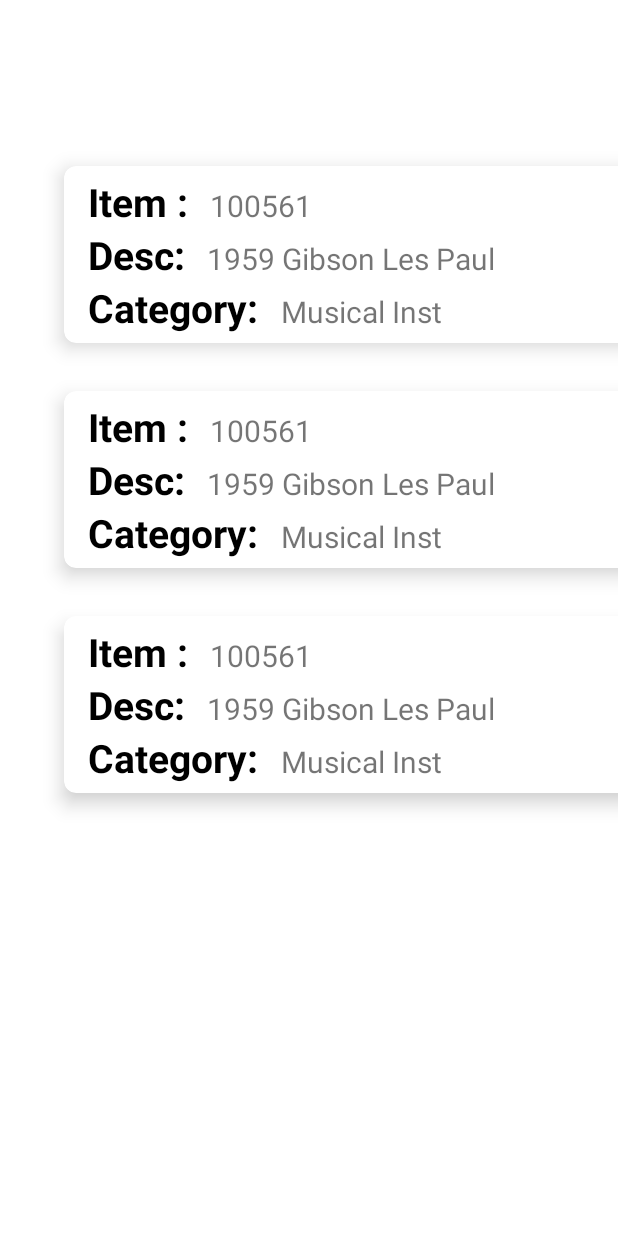
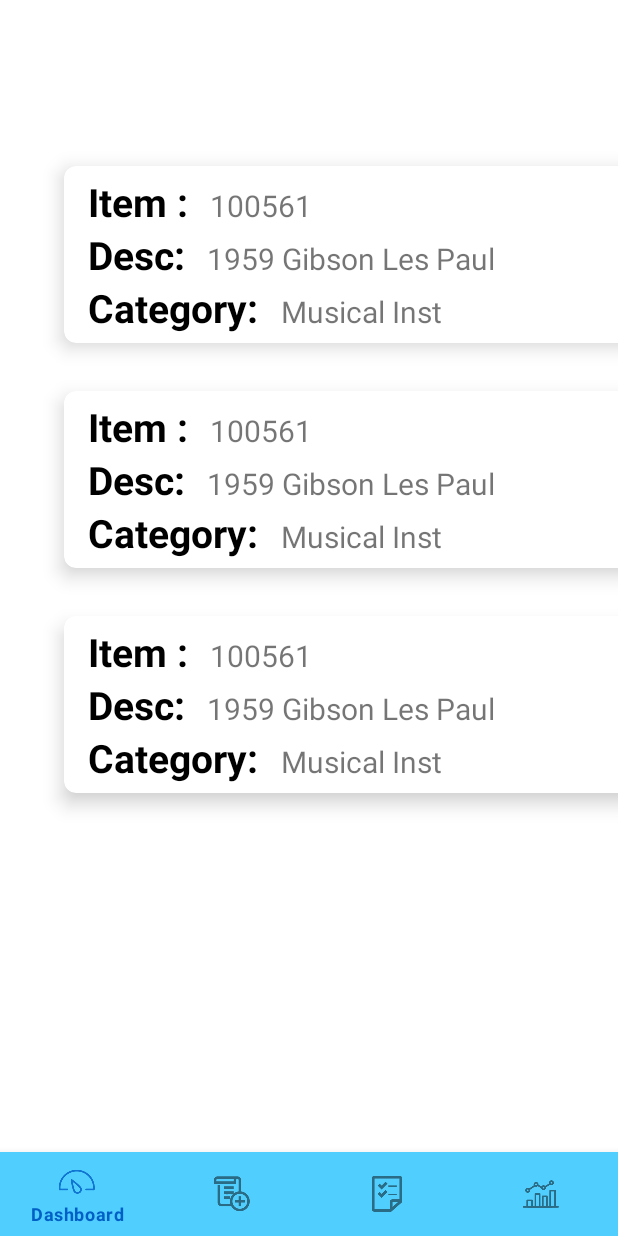
Before and after one commit to Teggenberg/NardDogsApp, an Android app: the layout activity_view_inventory.xml on its own in the app's theme, with its tools: preview values and no code run, on a phone screen of 412 x 824 dp. Run offline under Robolectric (Android 15) with nearby library versions, the phone set to English and light mode, and no system bars.

Commit message:
bottom nav working and correct items seleced

```diff
--- a/app/src/main/java/com/example/narddogsinventory/LoginActivity.kt
+++ b/app/src/main/java/com/example/narddogsinventory/LoginActivity.kt
@@ -54,6 +54,8 @@
 
         bNav = findViewById(R.id.bottomNav)
 
+        bNav.selectedItemId = R.id.home
+
         bNav.setOnItemSelectedListener {
 
             when(it.itemId) {
@@ -63,14 +65,11 @@
                     startActivity(homeIntent)
                     finish()
                     return@setOnItemSelectedListener true
-
-
                 }
                 R.id.AddItem -> {
                     val mainIntent = Intent(this, ItemList::class.java)
                     startActivity(mainIntent)
                     return@setOnItemSelectedListener true
-
                 }
                 R.id.Inventory -> {
                     val inventoryIntent = Intent(this, ViewInventory::class.java)
--- a/app/src/main/res/layout/activity_view_inventory.xml
+++ b/app/src/main/res/layout/activity_view_inventory.xml
@@ -17,4 +17,15 @@
         app:layout_constraintTop_toTopOf="parent"
         app:layout_constraintVertical_bias="1.0"
         tools:listitem="@layout/inventory_item" />
+
+    <com.google.android.material.bottomnavigation.BottomNavigationView
+        android:id="@+id/bottomNav"
+        android:layout_width="0dp"
+        android:layout_height="wrap_content"
+        app:layout_constraintBottom_toBottomOf="parent"
+        app:layout_constraintEnd_toEndOf="parent"
+        app:layout_constraintStart_toStartOf="parent"
+        app:backgroundTint="#50CFFF"
+        app:menu="@menu/bottom_navbar"/>
+
 </androidx.constraintlayout.widget.ConstraintLayout>
```
Also changed, not shown: app/src/main/java/com/example/narddogsinventory/ItemList.kt (+34 -0 lines), app/src/main/java/com/example/narddogsinventory/ViewInventory.kt (+39 -0 lines).
